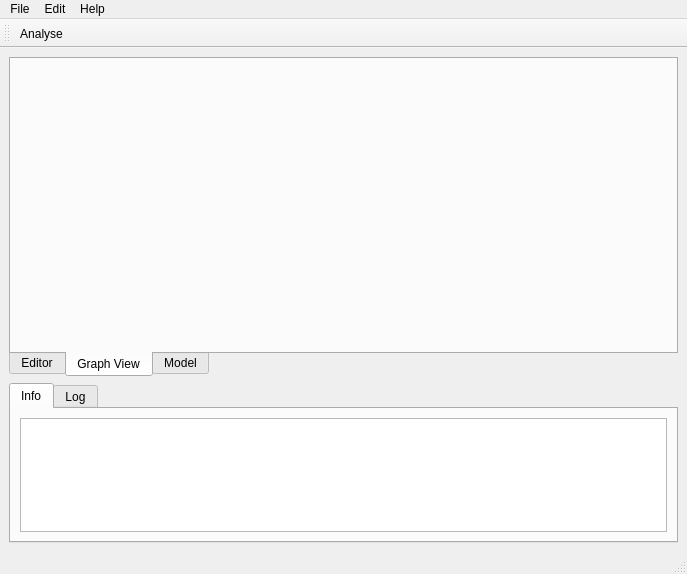
Before: the Qt Designer form adcswindow.ui in rrader/ADCS, drawn with Qt 5.
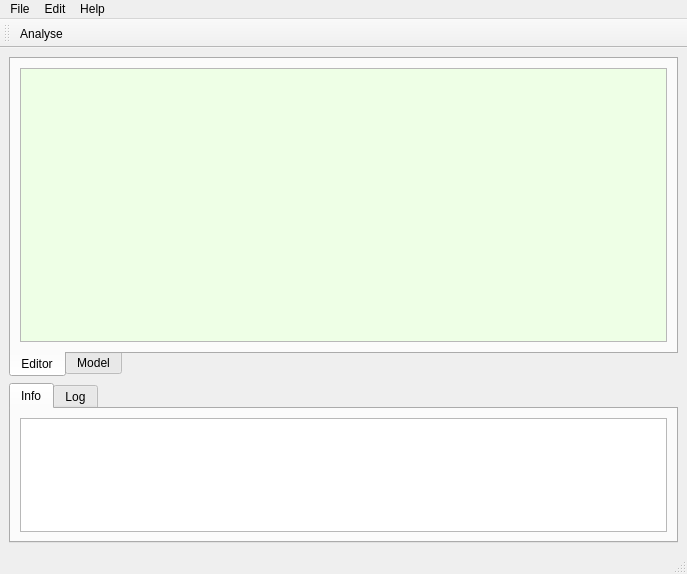
After: the same form once the commit is applied. The open tabs and pages were chosen to show the change.

```diff
--- a/adcswindow.ui
+++ b/adcswindow.ui
@@ -95,12 +95,6 @@
         </item>
        </layout>
       </widget>
-      <widget class="QWidget" name="graphTab">
-       <attribute name="title">
-        <string>Graph View</string>
-       </attribute>
-       <layout class="QVBoxLayout" name="graphViewTab" />
-      </widget>
       <widget class="QWidget" name="modelTab">
        <property name="enabled">
         <bool>true</bool>
```
